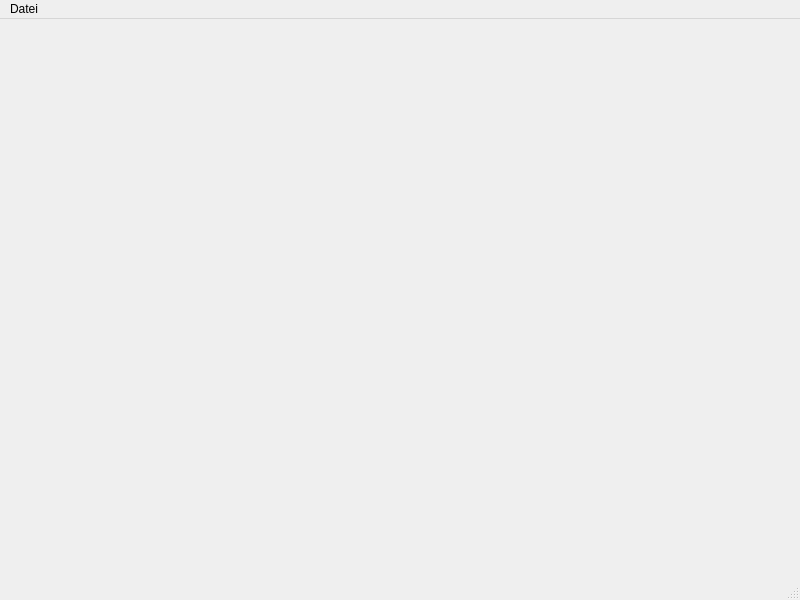
Old version of the form app/res/GUI/MainWindow.ui in the repository NikFri94/observation_guid_generataor.
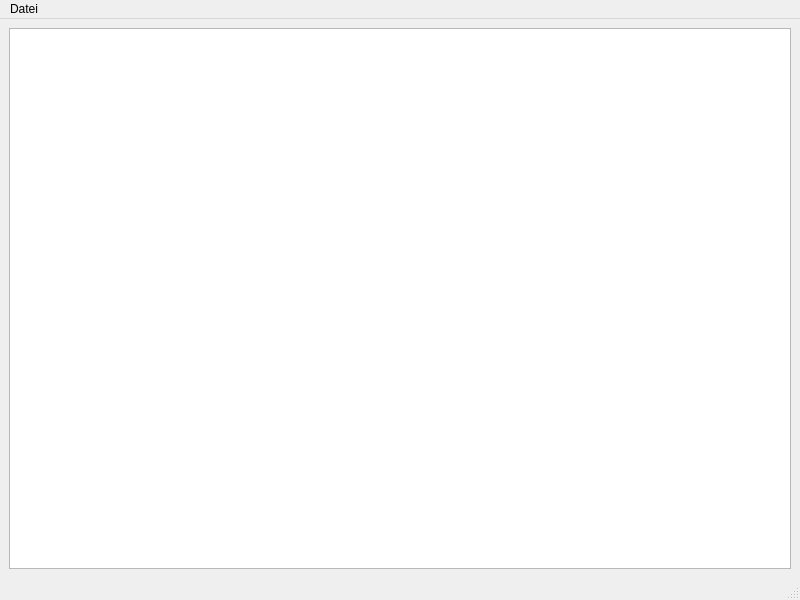
New version of the form.

Commit message: ~ Some minor changes + Added export to ODF for Debugging + Added export to HTML for Debugging + Added export to PDF for Debugging + Started work on Parser for parsing entered observation information into a valied document

```diff
--- a/app/res/GUI/MainWindow.ui
+++ b/app/res/GUI/MainWindow.ui
@@ -13,7 +13,20 @@
   <property name="windowTitle">
    <string>Observation Guide Generator</string>
   </property>
-  <widget class="QWidget" name="centralwidget"/>
+  <widget class="QWidget" name="centralwidget">
+   <layout class="QGridLayout" name="gridLayout">
+    <item row="0" column="0">
+     <widget class="QTextEdit" name="edCentralDocument">
+      <property name="font">
+       <font>
+        <family>Arial</family>
+        <pointsize>12</pointsize>
+       </font>
+      </property>
+     </widget>
+    </item>
+   </layout>
+  </widget>
   <widget class="QMenuBar" name="menubar">
    <property name="geometry">
     <rect>
```
Left out of the diff: 111 changed lines with no effect on the pictures. The commit also changes 7 other files.
